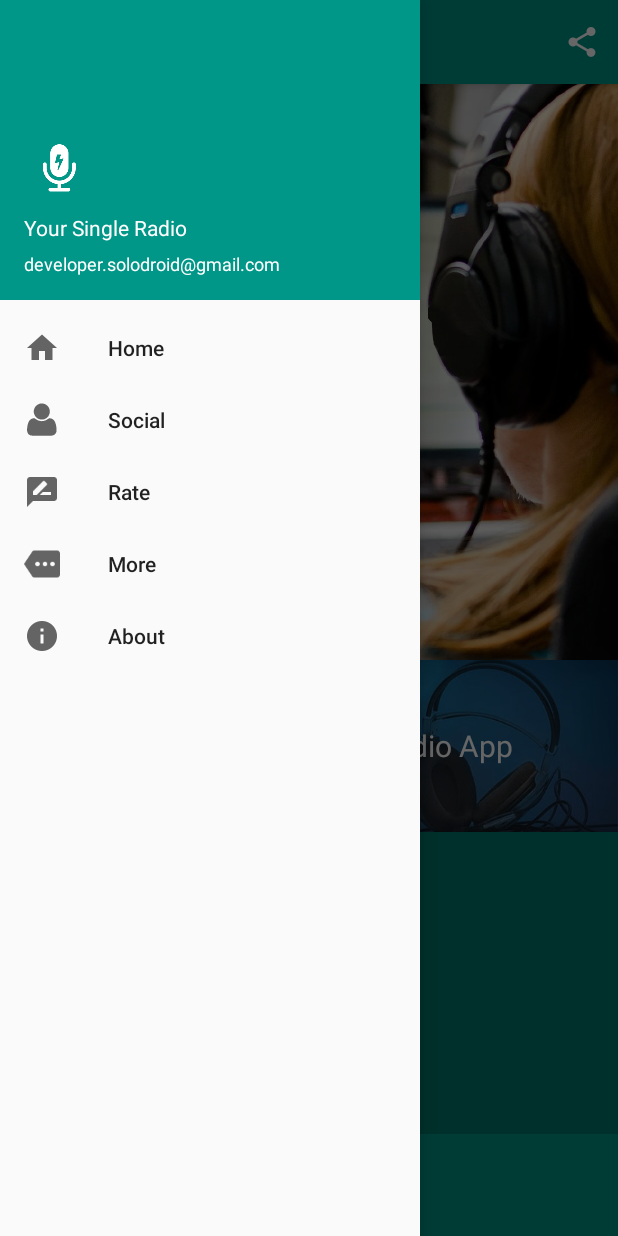
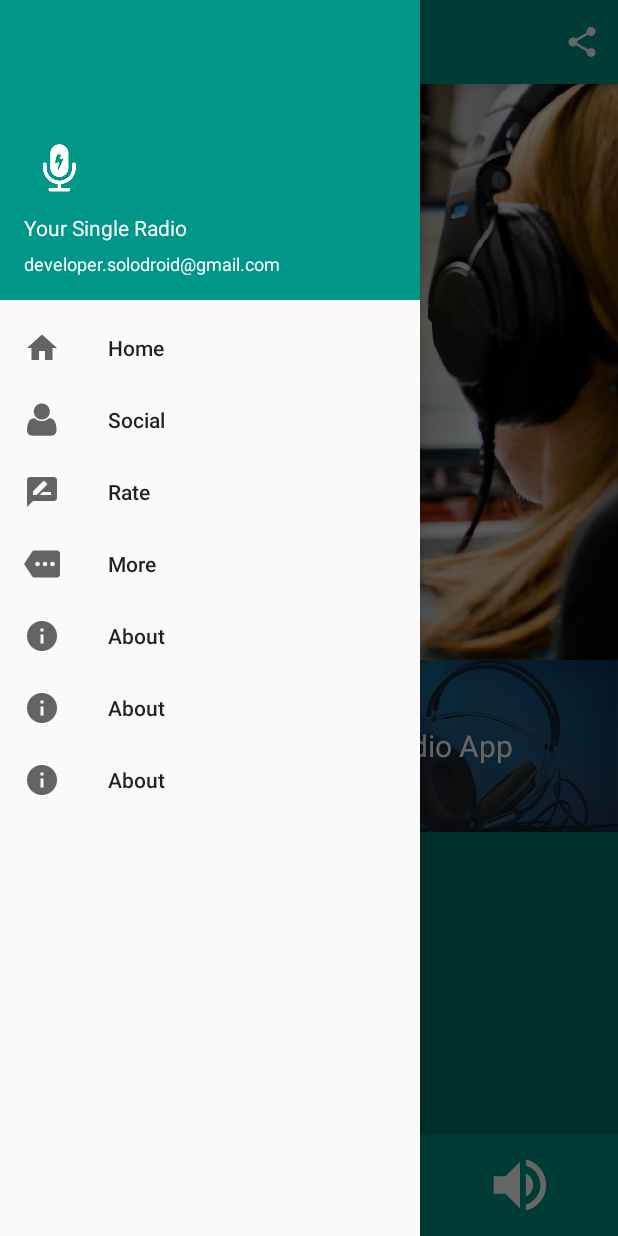
Before and after one commit to fabriziogelsi/primerDesarrollo-androidTeamPPS, an Android app: the screen it shows after launch (MainActivity), with the side drawer open, on a phone screen of 412 x 824 dp. Run offline under Robolectric (Android 15) with nearby library versions, the phone set to English and light mode, and no system bars; our stand-ins replace AdMob, ButterKnife; 6 statements that could not run were skipped.

Commit message:
Added increase and decrease volume and WebView logic business

```diff
--- a/app/build.gradle
+++ b/app/build.gradle
@@ -1,4 +1,5 @@
 apply plugin: 'com.android.application'
+apply plugin: 'com.jakewharton.butterknife'
 
 android {
     compileSdkVersion 25
@@ -40,6 +41,8 @@ dependencies {
     compile 'com.google.firebase:firebase-core:10.0.0'
     compile 'com.google.firebase:firebase-messaging:10.0.0'
     compile 'com.squareup.picasso:picasso:2.5.2'
+    compile 'com.jakewharton:butterknife:8.5.1'
+    annotationProcessor 'com.jakewharton:butterknife-compiler:8.5.1'
     compile project(':library')
 }
 
--- a/app/src/main/java/com/solodroid/yourradioappsinglestation/fragments/FragmentRadio.java
+++ b/app/src/main/java/com/solodroid/yourradioappsinglestation/fragments/FragmentRadio.java
@@ -32,10 +32,20 @@ import com.solodroid.yourradioappsinglestation.services.NotificationBuilder;
 import com.solodroid.yourradioappsinglestation.services.ParserURL;
 import com.solodroid.yourradioappsinglestation.utilities.Utils;
 
+import butterknife.BindView;
+import butterknife.ButterKnife;
+import butterknife.OnClick;
 import co.mobiwise.library.radio.RadioListener;
 import co.mobiwise.library.radio.RadioManager;
 
 public class FragmentRadio extends Fragment implements OnClickListener, RadioListener {
+
+    @BindView(R.id.btn_increase_volume)
+    ImageView btnIncreaseVolume;
+    @BindView(R.id.btn_decrease_volume)
+    ImageView btnDecreaseVolume;
+
+    public AudioManager mAudioManager;
 
     private MainActivity mainActivity;
     private RadioManager radioManager;
@@ -70,6 +80,10 @@ public class FragmentRadio extends Fragment implements OnClickListener, RadioLis
 
         initializeUIElements();
         albumArt = (ImageView) linearLayout.findViewById(R.id.image);
+
+        ButterKnife.bind(this, linearLayout);
+        mAudioManager = (AudioManager) mainActivity.getSystemService(Context.AUDIO_SERVICE);
+
 
         return linearLayout;
     }
@@ -375,4 +389,14 @@ public class FragmentRadio extends Fragment implements OnClickListener, RadioLis
         }
     }
 
+    @OnClick({R.id.btn_increase_volume, R.id.btn_decrease_volume})
+    public void handleVolumeClick(View view) {
+        switch (view.getId()) {
+            case R.id.btn_increase_volume:
+                mAudioManager.adjustVolume(AudioManager.ADJUST_RAISE, AudioManager.FLAG_PLAY_SOUND);
+            case R.id.btn_decrease_volume:
+                mAudioManager.adjustVolume(AudioManager.ADJUST_LOWER, AudioManager.FLAG_PLAY_SOUND);
+                break;
+        }
+    }
 }
--- a/app/src/main/res/layout/fragment_radio_player.xml
+++ b/app/src/main/res/layout/fragment_radio_player.xml
@@ -130,6 +130,36 @@
                 android:src="@drawable/btn_play"
                 android:visibility="visible" />
 
+            <ImageView
+                android:id="@+id/btn_increase_volume"
+                android:layout_width="68dp"
+                android:layout_height="68dp"
+                android:enabled="false"
+                android:padding="5dp"
+                android:src="@drawable/ic_vol_up"
+                android:visibility="visible"
+                android:tint="@color/white"
+                android:layout_alignParentTop="true"
+                android:layout_alignParentRight="true"
+                android:layout_alignParentEnd="true"
+                android:layout_marginRight="26dp"
+                android:layout_marginEnd="26dp" />
+
+            <ImageView
+                android:id="@+id/btn_decrease_volume"
+                android:layout_width="68dp"
+                android:layout_height="68dp"
+                android:enabled="false"
+                android:padding="5dp"
+                android:src="@drawable/ic_vol_down"
+                android:tint="@color/white"
+                android:visibility="visible"
+                android:layout_alignParentTop="true"
+                android:layout_toLeftOf="@+id/btn_play"
+                android:layout_toStartOf="@+id/btn_play"
+                android:layout_marginRight="41dp"
+                android:layout_marginEnd="41dp" />
+
         </RelativeLayout>
 
     </RelativeLayout>
--- a/app/src/main/res/menu/menu_drawer.xml
+++ b/app/src/main/res/menu/menu_drawer.xml
@@ -26,6 +26,16 @@
             android:id="@+id/drawer_about"
             android:icon="@drawable/ic_drawer_about"
             android:title="@string/drawer_about" />
+
+        <item
+            android:id="@+id/drawer_programming"
+            android:icon="@drawable/ic_drawer_about"
+            android:title="@string/drawer_about" />
+
+        <item
+            android:id="@+id/drawer_about_us"
+            android:icon="@drawable/ic_drawer_about"
+            android:title="@string/drawer_about" />
     </group>
 
 </menu>
--- a/build.gradle
+++ b/build.gradle
@@ -3,10 +3,12 @@
 buildscript {
     repositories {
         jcenter()
+        mavenCentral()
     }
     dependencies {
         classpath 'com.android.tools.build:gradle:2.2.3'
         classpath 'com.google.gms:google-services:3.0.0'
+        classpath 'com.jakewharton:butterknife-gradle-plugin:8.5.1'
         // NOTE: Do not place your application dependencies here; they belong
         // in the individual module build.gradle files
     }
--- /dev/null
+++ b/library/src/main/res/drawable/ic_vol_down.xml
@@ -0,0 +1,9 @@
+<vector xmlns:android="http://schemas.android.com/apk/res/android"
+        android:width="24dp"
+        android:height="24dp"
+        android:viewportWidth="24.0"
+        android:viewportHeight="24.0">
+    <path
+        android:pathData="M18.5,12c0,-1.77 -1.02,-3.29 -2.5,-4.03v8.05c1.48,-0.73 2.5,-2.25 2.5,-4.02zM5,9v6h4l5,5V4L9,9H5z"
+        android:fillColor="#000000"/>
+</vector>
--- /dev/null
+++ b/library/src/main/res/drawable/ic_vol_up.xml
@@ -0,0 +1,9 @@
+<vector xmlns:android="http://schemas.android.com/apk/res/android"
+        android:width="24dp"
+        android:height="24dp"
+        android:viewportWidth="24.0"
+        android:viewportHeight="24.0">
+    <path
+        android:pathData="M3,9v6h4l5,5L12,4L7,9L3,9zM16.5,12c0,-1.77 -1.02,-3.29 -2.5,-4.03v8.05c1.48,-0.73 2.5,-2.25 2.5,-4.02zM14,3.23v2.06c2.89,0.86 5,3.54 5,6.71s-2.11,5.85 -5,6.71v2.06c4.01,-0.91 7,-4.49 7,-8.77s-2.99,-7.86 -7,-8.77z"
+        android:fillColor="#000000"/>
+</vector>
```
Also changed, not shown: app/src/main/AndroidManifest.xml (+8 -10 lines), app/src/main/java/com/solodroid/yourradioappsinglestation/activities/BaseWebviewActivity.java (added, +56 -0 lines), app/src/main/java/com/solodroid/yourradioappsinglestation/activities/MainActivity.java (+10 -1 lines), app/src/main/java/com/solodroid/yourradioappsinglestation/utilities/Callscreen.java (added, +21 -0 lines), app/src/main/java/com/solodroid/yourradioappsinglestation/utilities/Constantes.java (added, +15 -0 lines), app/src/main/res/layout/activity_webview.xml (added, +20 -0 lines).
